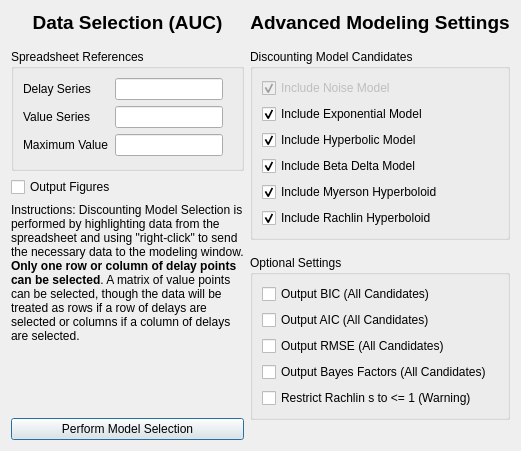
Before: the Qt Designer form discountingmodelselectionareadialog.ui in miyamot0/ModelSelectorQt, drawn with Qt 5.
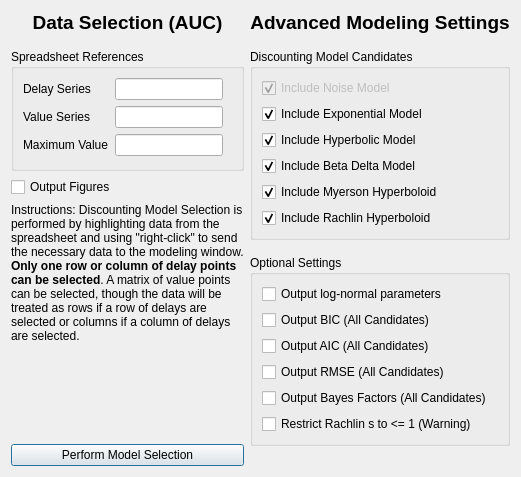
After: the same form once the commit is applied.

Commit message: Optionally report parameters in log-normal state

What changed in the file:
```diff
--- a/discountingmodelselectionareadialog.ui
+++ b/discountingmodelselectionareadialog.ui
@@ -7,7 +7,7 @@
     <x>0</x>
     <y>0</y>
     <width>602</width>
-    <height>432</height>
+    <height>434</height>
    </rect>
   </property>
   <property name="windowTitle">
@@ -341,6 +341,13 @@
           <property name="sizeConstraint">
            <enum>QLayout::SetDefaultConstraint</enum>
           </property>
+          <item>
+           <widget class="QCheckBox" name="checkBoxLog">
+            <property name="text">
+             <string>Output log-normal parameters</string>
+            </property>
+           </widget>
+          </item>
           <item>
            <widget class="QCheckBox" name="checkBoxBIC">
             <property name="text">
```
The commit also changes 9 other files.
